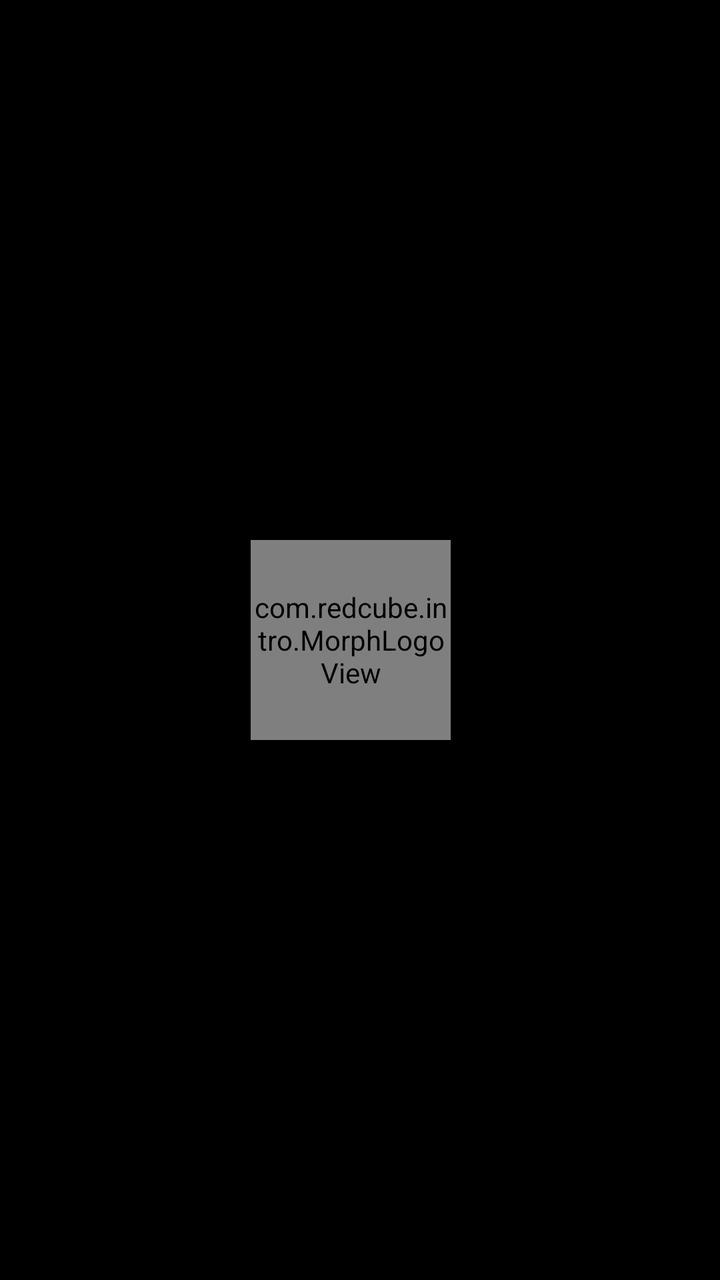
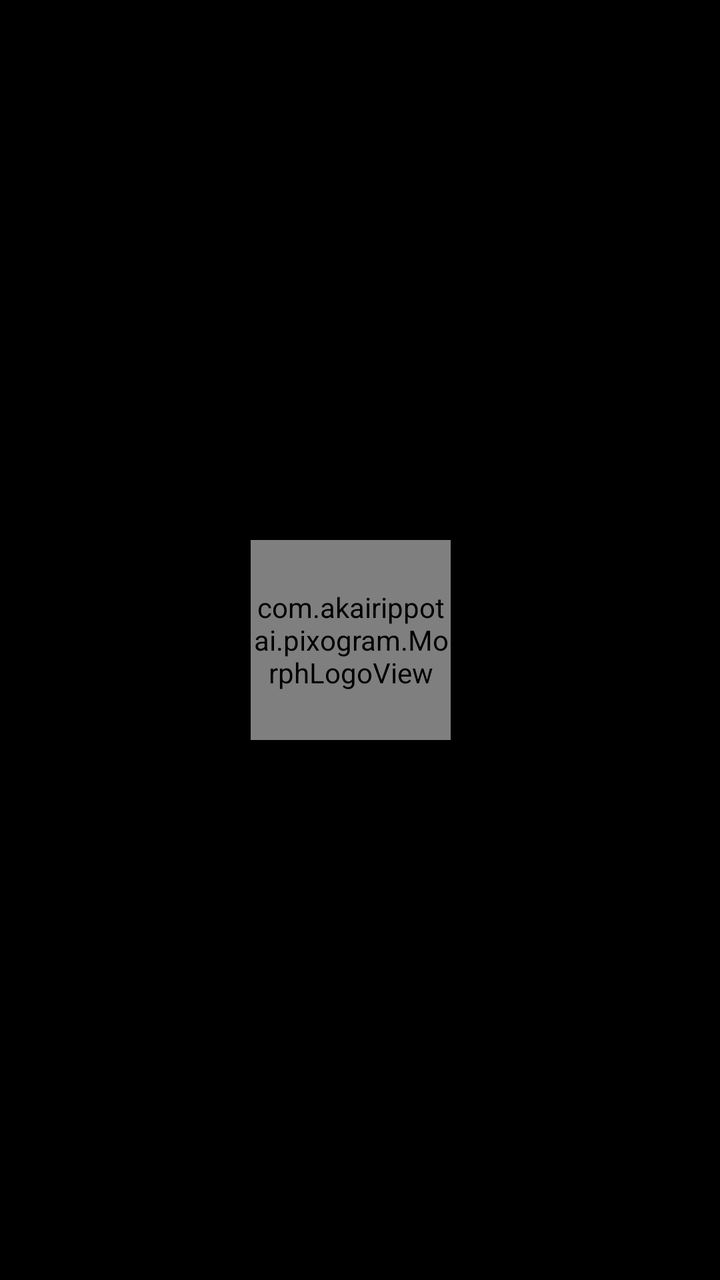

Before-and-after screenshots of an Android layout around one commit, followed by the original layout XML and the change that was made.
<!-- AndroidManifest.xml: activity theme Theme.RedCubeIntro -->
<!-- res/layout/activity_splash.xml -->
<?xml version="1.0" encoding="utf-8"?>
<LinearLayout xmlns:android="http://schemas.android.com/apk/res/android"
    android:layout_width="match_parent"
    android:layout_height="match_parent"
    android:background="@color/black"
    android:gravity="center"
    android:orientation="horizontal">

    <TextView
        android:id="@+id/textRed"
        android:layout_width="wrap_content"
        android:layout_height="wrap_content"
        android:fontFamily="sans-serif-black"
        android:text="red"
        android:textColor="@color/gray"
        android:textSize="48sp"
        android:textStyle="bold"
        android:alpha="0" />

    <com.redcube.intro.MorphLogoView
        android:id="@+id/morphLogo"
        android:layout_width="100dp"
        android:layout_height="100dp"
        android:layout_marginStart="5dp"
        android:layout_marginEnd="5dp" />

    <TextView
        android:id="@+id/textUbe"
        android:layout_width="wrap_content"
        android:layout_height="wrap_content"
        android:fontFamily="sans-serif-black"
        android:text="ube"
        android:textColor="@color/red"
        android:textSize="48sp"
        android:textStyle="bold"
        android:alpha="0" />

</LinearLayout>
<!-- resources referenced by this layout -->
<resources>
  <color name="black">#FF000000</color>
  <color name="gray">#FFCCCCCC</color>
  <color name="red">#FFE30613</color>
  <style name="Theme.RedCubeIntro" parent="Theme.AppCompat.NoActionBar">
          <item name="android:windowBackground">@color/black</item>
          <item name="android:statusBarColor">@color/black</item>
          <item name="android:navigationBarColor">@color/black</item>
          <item name="colorPrimary">@color/red</item>
      </style>
</resources>

<!-- the commit's change to res/layout/activity_splash.xml (unified diff, before → after) -->
@@ -17,7 +17,7 @@
         android:textStyle="bold"
         android:alpha="0" />
 
-    <com.redcube.intro.MorphLogoView
+    <com.akairippotai.pixogram.MorphLogoView
         android:id="@+id/morphLogo"
         android:layout_width="100dp"
         android:layout_height="100dp"
